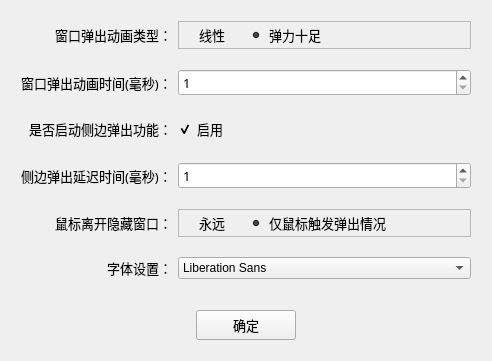
Old version of the form src/card/main_card/SettingCard/setting/setting_screen_form.ui in the repository baby7/agile-tiles.
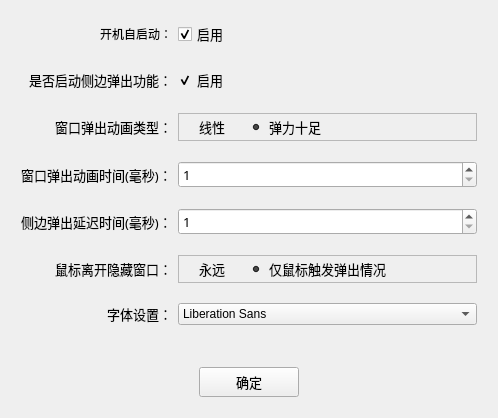
New version of the form.

Diff of the .ui file:
```diff
--- a/src/card/main_card/SettingCard/setting/setting_screen_form.ui
+++ b/src/card/main_card/SettingCard/setting/setting_screen_form.ui
@@ -6,8 +6,8 @@
    <rect>
     <x>0</x>
     <y>0</y>
-    <width>492</width>
-    <height>361</height>
+    <width>498</width>
+    <height>418</height>
    </rect>
   </property>
   <property name="windowTitle">
@@ -40,6 +40,41 @@
         <number>20</number>
        </property>
        <item row="0" column="0">
+        <widget class="QLabel" name="label_7">
+         <property name="styleSheet">
+          <string notr="true">background: transparent;</string>
+         </property>
+         <property name="text">
+          <string>开机自启动：</string>
+         </property>
+         <property name="alignment">
+          <set>Qt::AlignmentFlag::AlignRight|Qt::AlignmentFlag::AlignTrailing|Qt::AlignmentFlag::AlignVCenter</set>
+         </property>
+        </widget>
+       </item>
+       <item row="0" column="1">
+        <widget class="QCheckBox" name="check_box_self_starting">
+         <property name="minimumSize">
+          <size>
+           <width>0</width>
+           <height>20</height>
+          </size>
+         </property>
+         <property name="font">
+          <font>
+           <family>思源黑体</family>
+           <pointsize>10</pointsize>
+          </font>
+         </property>
+         <property name="text">
+          <string>启用</string>
+         </property>
+         <property name="checked">
+          <bool>true</bool>
+         </property>
+        </widget>
+       </item>
+       <item row="2" column="0">
         <widget class="QLabel" name="label">
          <property name="minimumSize">
           <size>
@@ -61,7 +96,7 @@
          </property>
         </widget>
        </item>
-       <item row="0" column="1">
+       <item row="2" column="1">
         <widget class="QFrame" name="frame_4">
          <property name="styleSheet">
           <string notr="true"/>
@@ -157,7 +192,7 @@
          </layout>
         </widget>
        </item>
-       <item row="1" column="0">
+       <item row="3" column="0">
         <widget class="QLabel" name="label_3">
          <property name="minimumSize">
           <size>
@@ -179,7 +214,7 @@
          </property>
         </widget>
        </item>
-       <item row="1" column="1">
+       <item row="3" column="1">
         <layout class="QHBoxLayout" name="horizontalLayout_2">
          <item>
           <widget class="QSpinBox" name="spin_box_form_animation_time">
@@ -208,54 +243,7 @@
          </item>
         </layout>
        </item>
-       <item row="2" column="0">
-        <widget class="QLabel" name="label_5">
-         <property name="minimumSize">
-          <size>
-           <width>0</width>
-           <height>20</height>
-          </size>
-         </property>
-         <property name="font">
-          <font>
-           <family>思源黑体</family>
-           <pointsize>10</pointsize>
-          </font>
-         </property>
-         <property name="styleSheet">
-          <string notr="true">background: transparent;</string>
-         </property>
-         <property name="text">
-          <string>是否启动侧边弹出功能：</string>
-         </property>
-        </widget>
-       </item>
-       <item row="2" column="1">
-        <widget class="QCheckBox" name="check_box_side_popup">
-         <property name="minimumSize">
-          <size>
-           <width>0</width>
-           <height>20</height>
-          </size>
-         </property>
-         <property name="font">
-          <font>
-           <family>思源黑体</family>
-           <pointsize>10</pointsize>
-          </font>
-         </property>
-         <property name="styleSheet">
-          <string notr="true">background: transparent;</string>
-         </property>
-         <property name="text">
-          <string>启用</string>
-         </property>
-         <property name="checked">
-          <bool>true</bool>
-         </property>
-        </widget>
-       </item>
-       <item row="3" column="0">
+       <item row="4" column="0">
         <widget class="QLabel" name="label_6">
          <property name="minimumSize">
           <size>
@@ -277,7 +265,7 @@
          </property>
         </widget>
        </item>
-       <item row="3" column="1">
+       <item row="4" column="1">
         <layout class="QHBoxLayout" name="horizontalLayout_3">
          <item>
           <widget class="QSpinBox" name="spin_box_side_popup_animation_time">
@@ -306,7 +294,7 @@
          </item>
         </layout>
        </item>
-       <item row="4" column="0">
+       <item row="5" column="0">
         <widget class="QLabel" name="label_8">
          <property name="minimumSize">
           <size>
@@ -328,7 +316,7 @@
          </property>
         </widget>
        </item>
-       <item row="4" column="1">
+       <item row="5" column="1">
         <widget class="QFrame" name="frame_2">
          <property name="styleSheet">
           <string notr="true"/>
@@ -427,7 +415,7 @@
          </layout>
         </widget>
        </item>
-       <item row="5" column="0">
+       <item row="6" column="0">
         <widget class="QLabel" name="label_10">
          <property name="minimumSize">
           <size>
@@ -449,13 +437,60 @@
          </property>
         </widget>
        </item>
-       <item row="5" column="1">
+       <item row="6" column="1">
         <widget class="QFontComboBox" name="font_combo_box">
          <property name="editable">
           <bool>false</bool>
          </property>
         </widget>
        </item>
+       <item row="1" column="0">
+        <widget class="QLabel" name="label_5">
+         <property name="minimumSize">
+          <size>
+           <width>0</width>
+           <height>20</height>
+          </size>
+         </property>
+         <property name="font">
+          <font>
+           <family>思源黑体</family>
+           <pointsize>10</pointsize>
+          </font>
+         </property>
+         <property name="styleSheet">
+          <string notr="true">background: transparent;</string>
+         </property>
+         <property name="text">
+          <string>是否启动侧边弹出功能：</string>
+         </property>
+        </widget>
+       </item>
+       <item row="1" column="1">
+        <widget class="QCheckBox" name="check_box_side_popup">
+         <property name="minimumSize">
+          <size>
+           <width>0</width>
+           <height>20</height>
+          </size>
+         </property>
+         <property name="font">
+          <font>
+           <family>思源黑体</family>
+           <pointsize>10</pointsize>
+          </font>
+         </property>
+         <property name="styleSheet">
+          <string notr="true">background: transparent;</string>
+         </property>
+         <property name="text">
+          <string>启用</string>
+         </property>
+         <property name="checked">
+          <bool>true</bool>
+         </property>
+        </widget>
+       </item>
       </layout>
      </item>
      <item>
```
Left out of the diff: 2 changed lines with no effect on the pictures.
